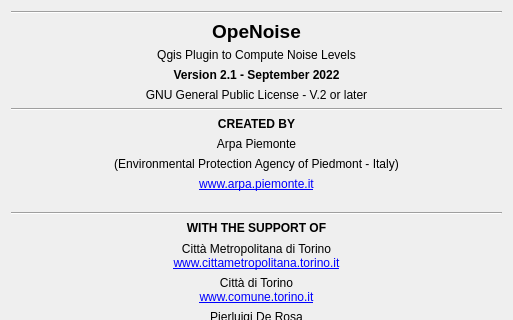
This is tools/ui_Informations.ui in pierluigiderosa/openoise as Qt 5 draws it before an edit; both pictures show x 0 to 513 and y 0 to 320 of the 513 by 553 pixel window. The edited form follows.
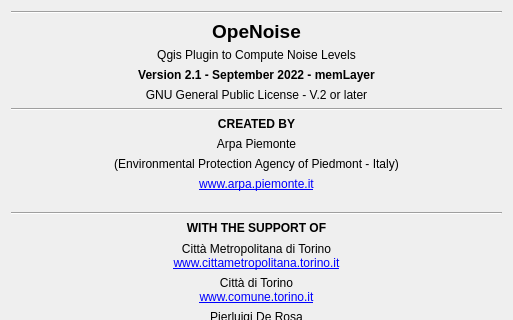
This is the edited form.

What changed in the file:
```diff
--- a/tools/ui_Informations.ui
+++ b/tools/ui_Informations.ui
@@ -95,7 +95,7 @@
       </size>
      </property>
      <property name="text">
-      <string>&lt;html&gt;&lt;head/&gt;&lt;body&gt;&lt;p&gt;&lt;span style=&quot; font-weight:600;&quot;&gt;Version 2.1 - September 2022&lt;/span&gt;&lt;/p&gt;&lt;/body&gt;&lt;/html&gt;</string>
+      <string>&lt;html&gt;&lt;head/&gt;&lt;body&gt;&lt;p&gt;&lt;span style=&quot; font-weight:600;&quot;&gt;Version 2.1 - September 2022 - memLayer&lt;/span&gt;&lt;/p&gt;&lt;/body&gt;&lt;/html&gt;</string>
      </property>
      <property name="alignment">
       <set>Qt::AlignCenter</set>
```
